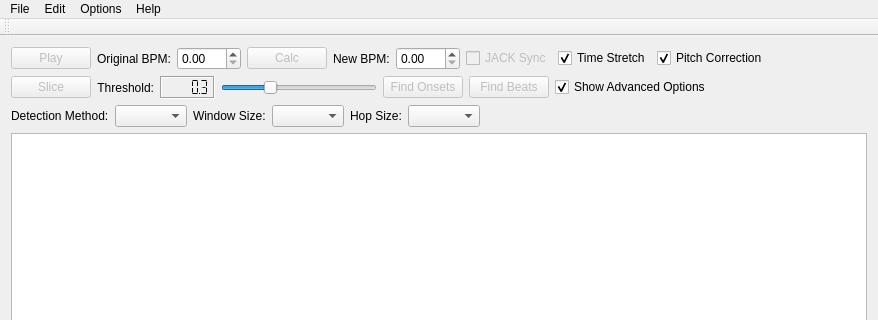
Qt form src/mainwindow.ui (rock-hopper/shuriken) before a commit; both pictures show x 0 to 878 and y 0 to 320 of the 878 by 600 pixel window.
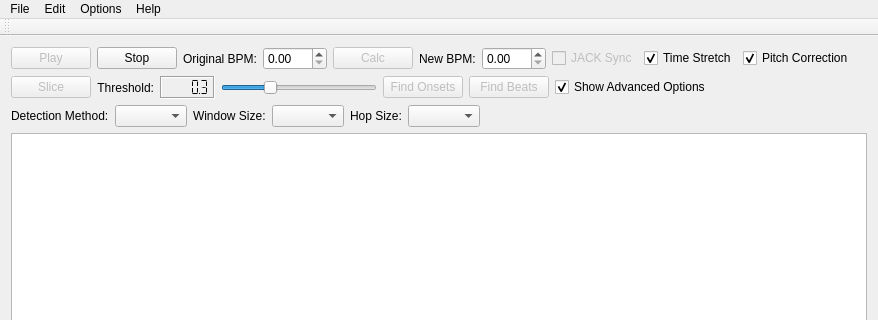
The same form after that commit. Custom widgets are drawn as their Qt base class.

Commit message: give play button functionality

```diff
--- a/src/mainwindow.ui
+++ b/src/mainwindow.ui
@@ -27,6 +27,13 @@
         </property>
        </widget>
       </item>
+      <item>
+       <widget class="QPushButton" name="pushButton_Stop">
+        <property name="text">
+         <string>Stop</string>
+        </property>
+       </widget>
+      </item>
       <item>
        <widget class="QLabel" name="label_3">
         <property name="text">
```
Left out of the diff: 6 changed lines with no effect on the pictures. The commit also changes 6 other files.
